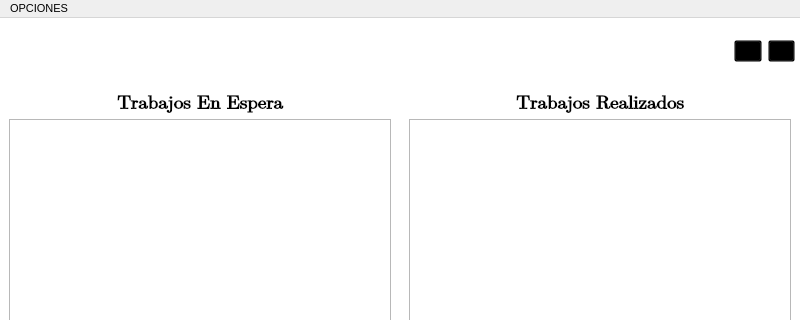
Old version of the form App/Front/V_KWESTE.ui in the repository LAngelVp/ProccessRMPG73; both pictures show x 0 to 800 and y 0 to 320 of the 800 by 500 pixel window.
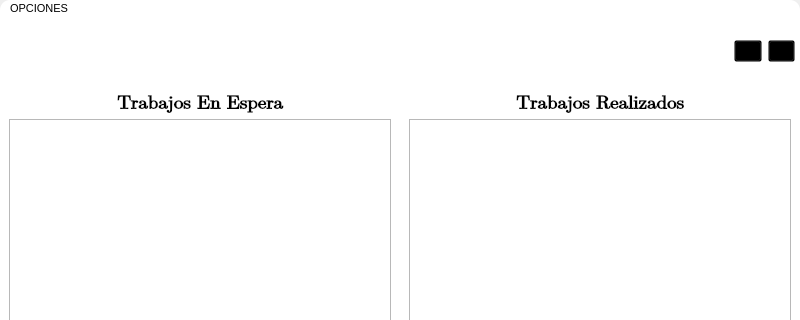
New version of the form. Icons and pictures are not drawn.

```diff
--- a/App/Front/V_KWESTE.ui
+++ b/App/Front/V_KWESTE.ui
@@ -25,7 +25,6 @@
   <property name="windowTitle">
    <string>MainWindow</string>
   </property>
-  <widget class="QWidget" name="WPrincipal">
    <property name="styleSheet">
     <string notr="true">#WPrincipal{
 background-color: rgb(255, 255, 255);
@@ -81,7 +80,16 @@
 }
 #btnCerrar{
 background-color: transparent;
+}
+#menuBar{
+background-color: rgb(255, 255, 255);
+border-top-left-radius: 10px;
+border-top-right-radius: 10px;
 }</string>
+  </property>
+  <widget class="QWidget" name="WPrincipal">
+   <property name="styleSheet">
+    <string notr="true"/>
    </property>
    <layout class="QVBoxLayout" name="verticalLayout">
     <property name="spacing">
```
Lines whose indentation alone changed are shown as unchanged.
